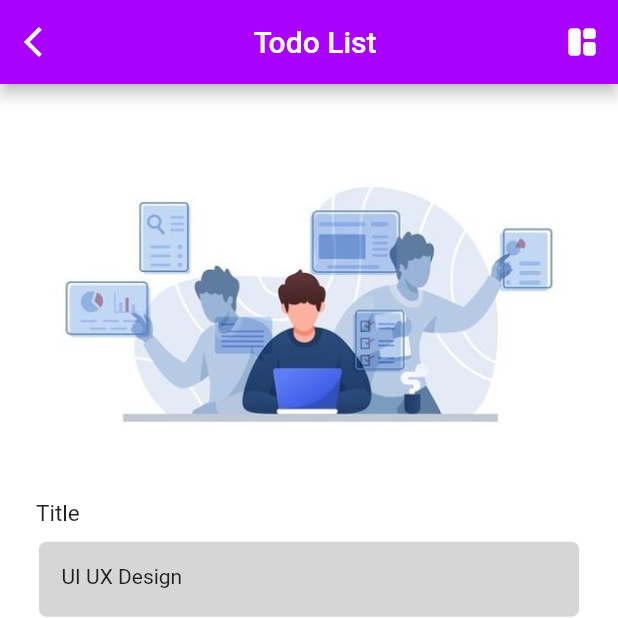
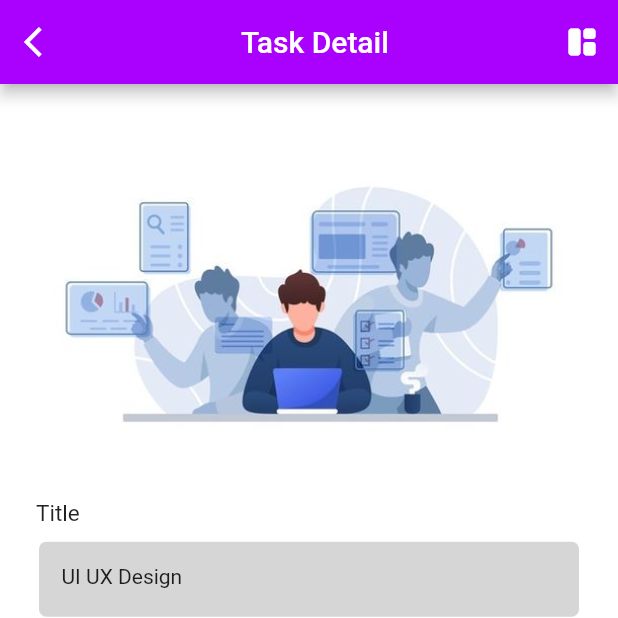
Before and after one commit to yakobsolo/2023-project-phase-mobile-tasks, a Flutter app: the screen it shows after launch, on a phone screen of 412 x 824 dp, the top half of it. Run offline on Flutter 3.47's test engine with Material 2 defaults, Android fonts, the phone set to English and light mode, and no system bars.

Commit message:
fixing title

```diff
--- a/on-boarding/code_layout_task_details/lib/main.dart
+++ b/on-boarding/code_layout_task_details/lib/main.dart
@@ -36,7 +36,7 @@ class _TodoState extends State<Todo> {
         leading:
             IconButton(onPressed: () {}, icon: const Icon(Icons.arrow_back_ios)),
         title: const Center(
-          child: Text("Todo List"),
+          child: Text("Task Detail"),
         ),
         actions: [
           IconButton(
```
Also changed, not shown: on-boarding/code_layout_task_details/assets/Screenshot (926).png (deleted), on-boarding/code_layout_task_details/assets/Screenshot (928).png (added).
